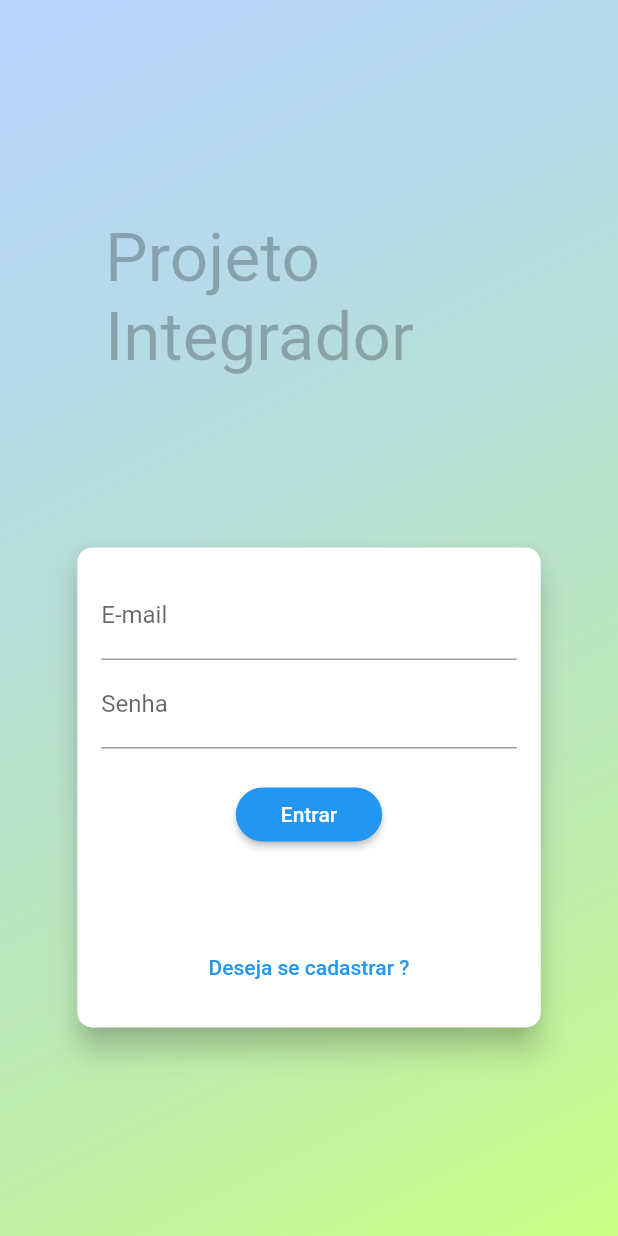
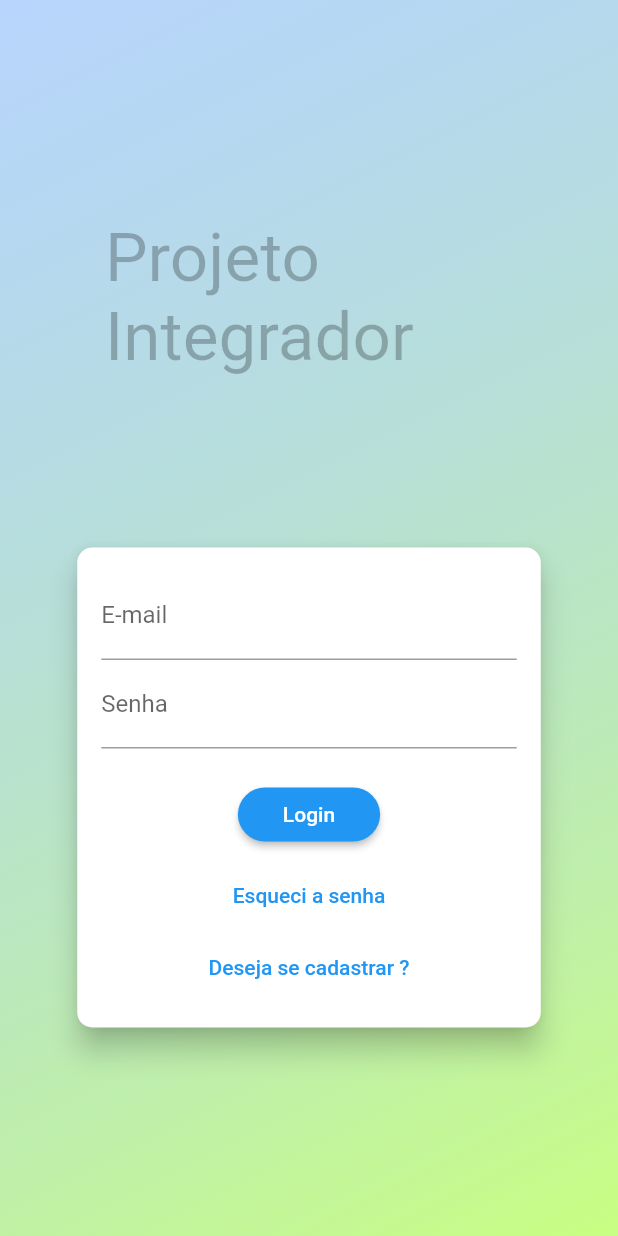
Before and after one commit to Decklandss/Trabalho_PI3, a Flutter app: the screen it shows after launch, on a phone screen of 412 x 824 dp. Run offline on Flutter 3.47's test engine with Material 2 defaults, Android fonts, the light colour scheme and no system bars; Roboto replaces fonts that are missing (Anton).

Commit message:
esqueci a senha
Signed-off-by: Mariana Cruz <65827628+marianafcruz17@users.noreply.github.com>

```diff
--- a/lib/src/components/auth_form.dart
+++ b/lib/src/components/auth_form.dart
@@ -3,7 +3,7 @@ import 'package:libras/src/exceptions/auth_exception.dart';
 import 'package:libras/src/models/auth.dart';
 import 'package:provider/provider.dart';
 
-enum AuthMode { Signup, Login }
+enum AuthMode { Signup, Login, Forget }
 
 class AuthForm extends StatefulWidget {
   @override
@@ -22,11 +22,22 @@ class _AuthFormState extends State<AuthForm> {
 
   bool _isLogin() => _authMode == AuthMode.Login;
   bool _isSignup() => _authMode == AuthMode.Signup;
+  bool _isForget() => _authMode == AuthMode.Forget;
 
-  void _switchAuthMode() {
+  void _switchAuthModeSignUp() {
     setState(() {
       if (_isLogin()) {
         _authMode = AuthMode.Signup;
+      } else {
+        _authMode = AuthMode.Login;
+      }
+    });
+  }
+
+  void _switchAuthModeForget() {
+    setState(() {
+      if (_isLogin()) {
+        _authMode = AuthMode.Forget;
       } else {
         _authMode = AuthMode.Login;
       }
@@ -51,7 +62,6 @@ class _AuthFormState extends State<AuthForm> {
 
   Future<void> _submit() async {
     final isValid = _formKey.currentState?.validate() ?? false;
-
     if (!isValid) {
       return;
     }
@@ -69,8 +79,14 @@ class _AuthFormState extends State<AuthForm> {
           _authData['password']!,
         );
       } else {
-        // Register
+        // Cadastrar
         await auth.signup(
+          _authData['email']!,
+          _authData['password']!,
+        );
+
+        //Esqueci a senha
+        await auth.forget(
           _authData['email']!,
           _authData['password']!,
         );
@@ -111,6 +127,7 @@ class _AuthFormState extends State<AuthForm> {
                   }
                 },
               ),
+              if (_isLogin() || _isSignup())
                 TextFormField(
                   decoration: InputDecoration(labelText: 'Senha'),
                   keyboardType: TextInputType.emailAddress,
@@ -142,14 +159,61 @@ class _AuthFormState extends State<AuthForm> {
                           }
                         },
                 ),
+              if (_isForget())
+                TextFormField(
+                  decoration: InputDecoration(labelText: 'Nova senha'),
+                  keyboardType: TextInputType.emailAddress,
+                  obscureText: true,
+                  controller: _passwordController,
+                  onSaved: (password) => _authData['password'] = password ?? '',
+                  validator: (_password) {
+                    final password = _password ?? '';
+                    if (password.isEmpty || password.length < 5) {
+                      return 'Informe uma senha válida';
+                    } else {
+                      return null;
+                    }
+                  },
+                ),
+              if (_isForget())
+                TextFormField(
+                  decoration:
+                      InputDecoration(labelText: 'Confirmar nova senha'),
+                  keyboardType: TextInputType.emailAddress,
+                  obscureText: true,
+                  validator: _isLogin()
+                      ? null
+                      : (_password) {
+                          final password = _password ?? '';
+                          if (password != _passwordController.text) {
+                            return 'Senhas informadas não conferem.';
+                          } else {
+                            return null;
+                          }
+                        },
+                ),
               SizedBox(height: 20),
               if (_isLoading)
                 CircularProgressIndicator()
+              else if (!_isLoading && _isSignup())
+                ElevatedButton(
+                  onPressed: _submit,
+                  child: Text(
+                      _authMode == AuthMode.Login ? 'Entrar' : 'Cadastrar'),
+                  style: ElevatedButton.styleFrom(
+                      shape: RoundedRectangleBorder(
+                        borderRadius: BorderRadius.circular(30),
+                      ),
+                      padding: const EdgeInsets.symmetric(
+                        horizontal: 30,
+                        vertical: 8,
+                      )),
+                )
               else
                 ElevatedButton(
                   onPressed: _submit,
                   child: Text(
-                      _authMode == AuthMode.Login ? 'Entrar' : 'Registrar'),
+                      _authMode == AuthMode.Forget ? 'Confirmar' : 'Login'),
                   style: ElevatedButton.styleFrom(
                       shape: RoundedRectangleBorder(
                         borderRadius: BorderRadius.circular(30),
@@ -161,7 +225,13 @@ class _AuthFormState extends State<AuthForm> {
                 ),
               Spacer(),
               TextButton(
-                onPressed: _switchAuthMode,
+                onPressed: _switchAuthModeForget,
+                child: Text(
+                  _isLogin() ? 'Esqueci a senha' : '',
+                ),
+              ),
+              TextButton(
+                onPressed: _switchAuthModeSignUp,
                 child: Text(
                   _isLogin() ? 'Deseja se cadastrar ?' : 'Já possui conta ?',
                 ),
--- a/lib/src/models/auth.dart
+++ b/lib/src/models/auth.dart
@@ -73,4 +73,9 @@ class Auth with ChangeNotifier {
   Future<void> login(String email, String password) async {
     _authentication(email, password, 'signInWithPassword');
   }
+
+  //Método para atualizar a senha
+  Future<void> forget(String email, String password) async {
+    _authentication(email, password, 'forget');
+  }
 }
--- a/lib/src/views/home.dart
+++ b/lib/src/views/home.dart
@@ -5,11 +5,11 @@ class Home extends StatelessWidget {
   Widget build(BuildContext context) {
     return Scaffold(
       appBar: AppBar(
-        title: Text('Home'),
+        title: Text('Gestos'),
         centerTitle: true,
       ),
       body: Container(
-        child: Text('Hello'),
+        child: Text('Gestos em Java'),
       ),
     );
   }
```
Lines whose indentation alone changed are shown as unchanged.
